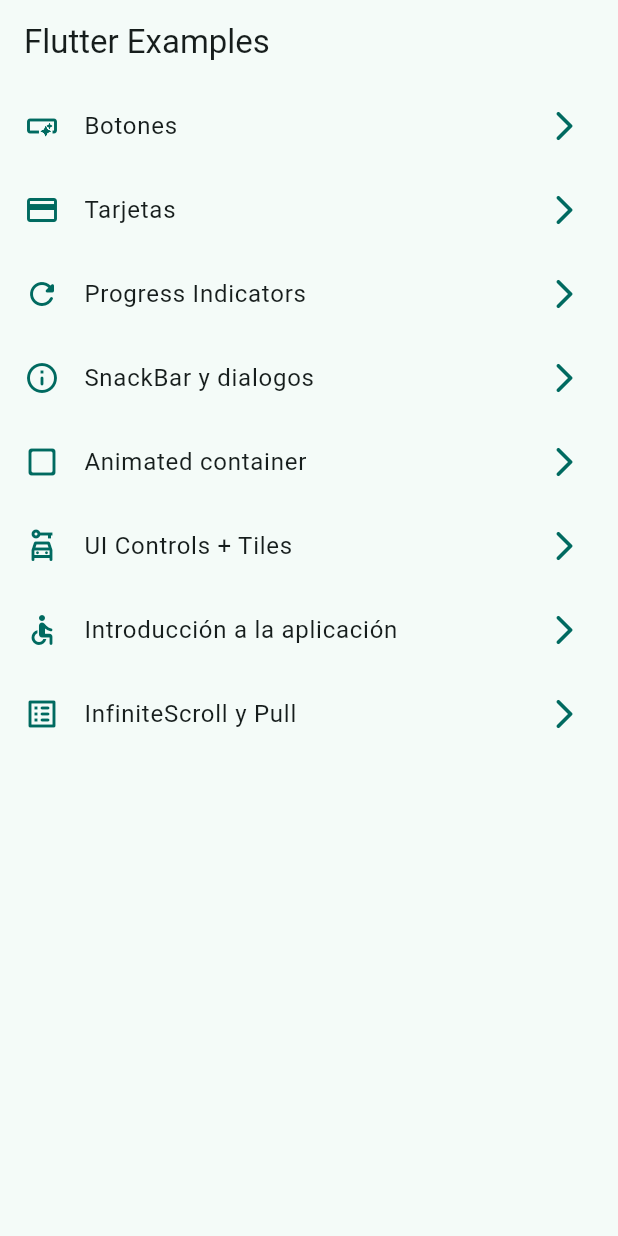
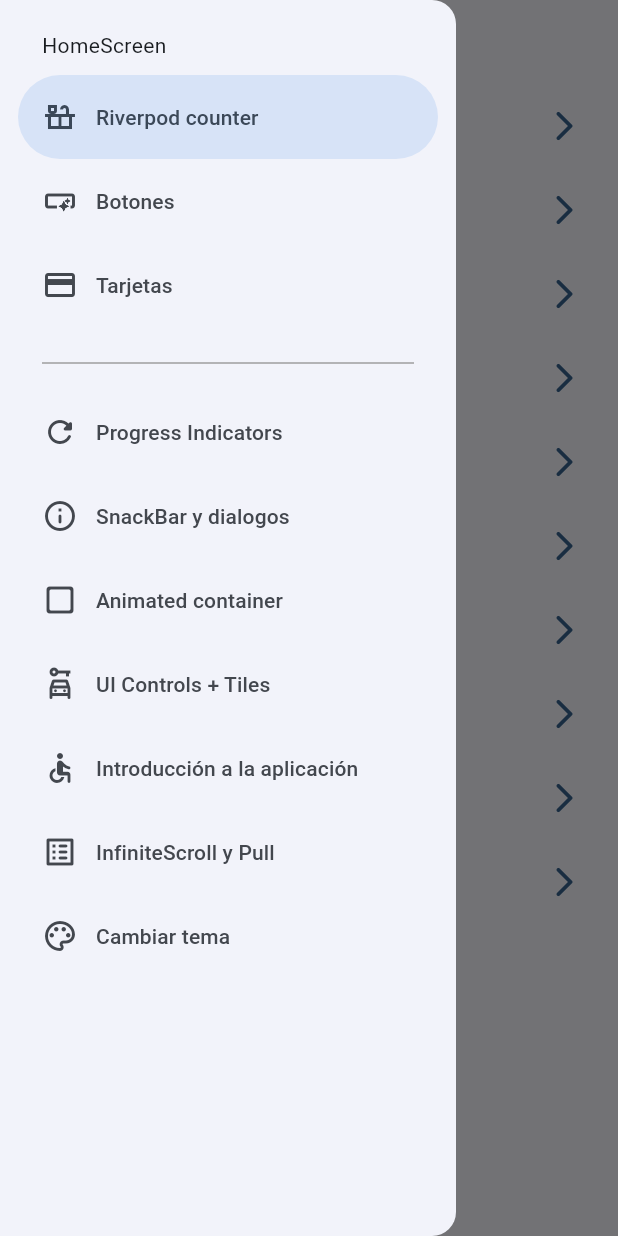
Before and after one commit to pragmant6/widgets_app, a Flutter app: the screen it shows after launch, with the side drawer open (before the commit the screen has no drawer), on a phone screen of 412 x 824 dp. Run offline on Flutter 3.47's test engine with Material 3 defaults, Android fonts, the phone set to English and light mode, and no system bars; our stand-ins replace animate_do, flutter_riverpod, go_router.

```diff
--- a/lib/config/menu/menu_item.dart
+++ b/lib/config/menu/menu_item.dart
@@ -15,6 +15,12 @@ class MenuItem {
 }
 
 const appMenuItems = <MenuItem>[
+  MenuItem(
+    title: 'Riverpod counter',
+    subTitle: 'Introducción a riverpod',
+    link: '/counter',
+    icon: Icons.countertops_outlined,
+  ),
   MenuItem(
     title: 'Botones',
     subTitle: 'Varios botones en flutter',
@@ -66,4 +72,11 @@ const appMenuItems = <MenuItem>[
     link: '/infinite',
     icon: Icons.list_alt_rounded,
   ),
+
+  MenuItem(
+    title: 'Cambiar tema',
+    subTitle: 'Cambiar tema de la aplicación',
+    link: '/theme-changer',
+    icon: Icons.color_lens_outlined,
+  ),
 ];
--- a/lib/config/router/app_router.dart
+++ b/lib/config/router/app_router.dart
@@ -67,6 +67,18 @@ final GoRouter appRouter = GoRouter(
             return UiControlsScreen();
           },
         ),
+        GoRoute(
+          path: '/counter',
+          name: CounterScreen.name,
+          builder: (BuildContext context, GoRouterState state) {
+            return CounterScreen();
+          },
+        ),
+        GoRoute(
+          path: '/theme-changer',
+          name: ThemeChangerScreen.name,
+          builder: (context, state) => const ThemeChangerScreen(),
+        ),
       ],
     ),
   ],
--- a/lib/config/theme/app_theme.dart
+++ b/lib/config/theme/app_theme.dart
@@ -4,26 +4,34 @@ const colorList = <Color>[
   Colors.blue,
   Colors.teal,
   Colors.green,
+  Colors.red,
   Colors.purple,
+  Colors.deepPurple,
   Colors.orange,
-  Colors.red,
-  Colors.deepPurple,
   Colors.pink,
   Colors.pinkAccent,
 ];
 
 class AppTheme {
   final int selectedColor;
+  final bool isDarkMode;
 
-  AppTheme({this.selectedColor = 0})
-    : assert(
-        selectedColor >= 0 && selectedColor < colorList.length,
-        'Invalid color index',
+  AppTheme({this.selectedColor = 0, this.isDarkMode = false})
+    : assert(selectedColor >= 0, 'Selected color must be greater then 0'),
+      assert(
+        selectedColor < colorList.length,
+        'Selected color must be less or equal than ${colorList.length - 1}',
       );
 
   ThemeData getTheme() => ThemeData(
     useMaterial3: true,
+    brightness: isDarkMode ? Brightness.dark : Brightness.light,
     colorSchemeSeed: colorList[selectedColor],
     appBarTheme: const AppBarTheme(centerTitle: false),
   );
+
+  AppTheme copyWith({int? selectedColor, bool? isDarkMode}) => AppTheme(
+    selectedColor: selectedColor ?? this.selectedColor,
+    isDarkMode: isDarkMode ?? this.isDarkMode,
+  );
 }
--- a/lib/main.dart
+++ b/lib/main.dart
@@ -1,21 +1,25 @@
 import 'package:flutter/material.dart';
+import 'package:flutter_riverpod/flutter_riverpod.dart';
 import 'package:widgets_app/config/router/app_router.dart';
 import 'package:widgets_app/config/theme/app_theme.dart';
+import 'package:widgets_app/presentation/providers/theme_provider.dart';
 
 void main() {
-  runApp(const MainApp());
+  runApp(ProviderScope(child: MainApp()));
 }
 
-class MainApp extends StatelessWidget {
+class MainApp extends ConsumerWidget {
   const MainApp({super.key});
 
   @override
-  Widget build(BuildContext context) {
+  Widget build(BuildContext context, WidgetRef ref) {
+    final AppTheme appTheme = ref.watch(themeNotifierProvider);
     return MaterialApp.router(
       debugShowCheckedModeBanner: false,
-      theme: AppTheme(selectedColor: 1).getTheme(),
+
       title: 'Flutter Widgets',
       routerConfig: appRouter,
+      theme: appTheme.getTheme(),
     );
   }
 }
--- /dev/null
+++ b/lib/presentation/providers/counter_provider.dart
@@ -0,0 +1,3 @@
+import 'package:flutter_riverpod/flutter_riverpod.dart';
+
+final counterProvider = StateProvider<int>((ref) => 5);
--- a/lib/presentation/screens/home/home_screen.dart
+++ b/lib/presentation/screens/home/home_screen.dart
@@ -1,6 +1,7 @@
 import 'package:flutter/material.dart';
 import 'package:go_router/go_router.dart';
 import 'package:widgets_app/config/menu/menu_item.dart';
+import 'package:widgets_app/presentation/widgets/side_menu.dart';
 
 class HomeScreen extends StatelessWidget {
   const HomeScreen({super.key});
@@ -8,9 +9,12 @@ class HomeScreen extends StatelessWidget {
 
   @override
   Widget build(BuildContext context) {
+    final scaffoldKey = GlobalKey<ScaffoldState>();
     return Scaffold(
+      key: scaffoldKey,
       appBar: AppBar(title: const Text('Flutter Examples')),
       body: const _HomeView(),
+      drawer: SideMenu(scaffoldKey: scaffoldKey),
     );
   }
 }
--- a/lib/presentation/screens/screens.dart
+++ b/lib/presentation/screens/screens.dart
@@ -1,3 +1,7 @@
+export 'package:widgets_app/presentation/screens/theme_changer/theme_change_screen.dart';
+
+export 'package:widgets_app/presentation/screens/counter/counter_screen.dart';
+
 export 'package:widgets_app/presentation/screens/animated/animated_screen.dart';
 export 'package:widgets_app/presentation/screens/app_tutorial/app_tutorial_screen.dart';
 export 'package:widgets_app/presentation/screens/infinite_scroll/infinite_scroll_screen.dart';
--- /dev/null
+++ b/lib/presentation/widgets/side_menu.dart
@@ -0,0 +1,65 @@
+import 'package:flutter/material.dart';
+import 'package:go_router/go_router.dart';
+import 'package:widgets_app/config/menu/menu_item.dart';
+
+class SideMenu extends StatefulWidget {
+  final GlobalKey<ScaffoldState> scaffoldKey;
+  const SideMenu({super.key, required this.scaffoldKey});
+
+  @override
+  State<SideMenu> createState() => _SideMenuState();
+}
+
+class _SideMenuState extends State<SideMenu> {
+  int navDrawerIndex = 0;
+  @override
+  Widget build(BuildContext context) {
+    final hastNotch = MediaQuery.of(context).viewPadding.top > 35;
+    return NavigationDrawer(
+      selectedIndex: navDrawerIndex,
+      onDestinationSelected: (value) {
+        setState(() {
+          navDrawerIndex = value;
+        });
+        final menuItem = appMenuItems[value];
+        context.push(menuItem.link);
+        widget.scaffoldKey.currentState!.openEndDrawer();
+      },
+      children: [
+        Padding(
+          padding: EdgeInsets.fromLTRB(28, hastNotch ? 0 : 20, 16, 10),
+          child: const Text('HomeScreen'),
+        ),
+
+        ...appMenuItems
+            .sublist(0, 3)
+            .map(
+              (item) => NavigationDrawerDestination(
+                icon: Icon(item.icon),
+                label: Text(item.title),
+                // onTap: () {
+                //   context.push(item.link);
+                // },
+              ),
+            ),
+
+        Padding(
+          padding: const EdgeInsets.fromLTRB(28, 16, 28, 10),
+          child: Divider(color: Colors.grey),
+        ),
+
+        ...appMenuItems
+            .sublist(3)
+            .map(
+              (item) => NavigationDrawerDestination(
+                icon: Icon(item.icon),
+                label: Text(item.title),
+                // onTap: () {
+                //   context.push(item.link);
+                // },
+              ),
+            ),
+      ],
+    );
+  }
+}
--- a/pubspec.yaml
+++ b/pubspec.yaml
@@ -10,6 +10,7 @@ dependencies:
   animate_do: ^4.2.0
   flutter:
     sdk: flutter
+  flutter_riverpod: ^2.6.1
   go_router: ^14.8.1
 
 dev_dependencies:
```
Also changed, not shown: lib/presentation/providers/theme_provider.dart (added, +30 -0 lines), lib/presentation/screens/counter/counter_screen.dart (added, +48 -0 lines), lib/presentation/screens/theme_changer/theme_change_screen.dart (added, +64 -0 lines), pubspec.lock.
